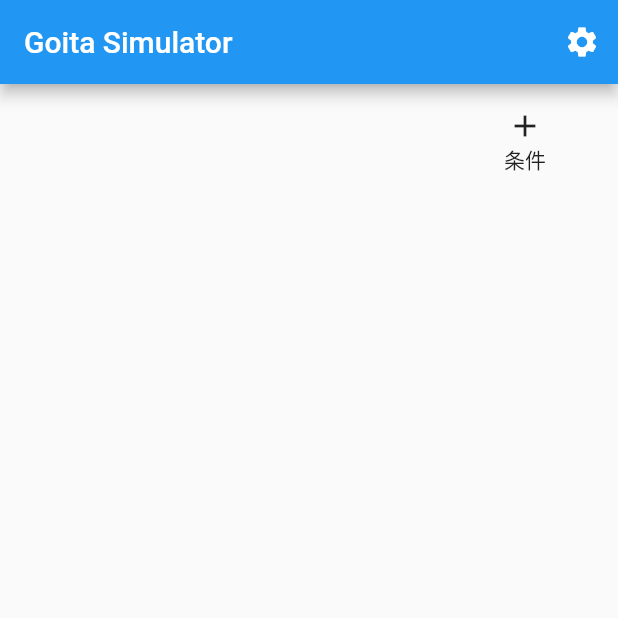
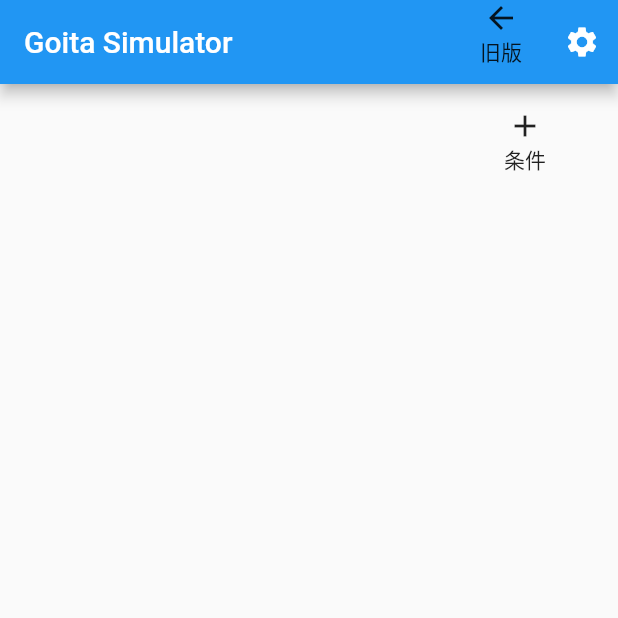
Before and after one commit to emaame/sim_goita, a Flutter app: the screen it shows after launch, after a tap on "Simulate", on a phone screen of 412 x 824 dp, the top half of it. Run offline on Flutter 3.47's test engine with Material 2 defaults, Android fonts, the light colour scheme and no system bars; our stand-ins replace shared_preferences; missing offline and left inert: dart:html, flutter_web.

Commit message:
remove unneccesary code

```diff
--- a/sim_goita/lib/main.dart
+++ b/sim_goita/lib/main.dart
@@ -1,4 +1,3 @@
-import 'dart:async';
 import 'dart:html';
 import 'dart:convert';
 import 'dart:typed_data';
@@ -27,24 +26,6 @@ final komaImages = {
 void main() async {
   await Storage.init();
   runApp(MyApp());
-}
-
-class ComputeParam {
-  int trials;
-  Iterable<Filter> filters;
-  ComputeParam(int newTrials, Iterable<Filter> newFilters) {
-    trials = newTrials;
-    filters = newFilters;
-  }
-  Map<String, dynamic> toJson() => {'trials': trials, 'filters': filters};
-}
-
-Future<List<Game>> simulate(ComputeParam args) async {
-  final trials = args.trials;
-  final filters = args.filters;
-  var iter = Iterable.generate(trials, (i) => Game());
-  filters.forEach((filter) => iter = iter.where(filter.testFunc));
-  return iter.toList();
 }
 
 class MainScreen extends StatelessWidget {
@@ -154,14 +135,11 @@ class RandomGoitaState extends State<RandomGoita> {
 
   bool shouldPrevDisabled() {
     if (_index <= 0) return true;
-    //if (_passed.isEmpty) return true;
     if (_passedCount <= 0) return true;
     return false;
   }
 
   bool shouldNextDisabled() {
-    //if (_passed.isEmpty) return true;
-    //if (_index >= _passed.length - 1) return true;
     if (_passedCount <= 0) return true;
     if (_index >= _passedCount - 1) return true;
     return false;
@@ -184,24 +162,6 @@ class RandomGoitaState extends State<RandomGoita> {
       setState(() {
         _simulating = true;
       });
-      final args =
-          ComputeParam(_trials, _filters.map((f) => f.clone()).toList());
-      /*
-    final now = DateTime.now();
-    final results = await simulate(args);
-    final time = DateTime.now().difference(now);
-    print("FW: " + time.toString());
-    setState(() {
-      _simulating = false;
-      _passed = results;
-      _sample = _passed[0];
-
-      final percent = 100.0 * _passed.length / _trials;
-      _resultText =
-          "${percent.toStringAsFixed(4)}% -- ${_passed.length} passed / $_trials tried (${time.inSeconds} sec.)";
-    });
-    */
-
       // WebWorker Version
       final nowWW = DateTime.now();
       final w = Worker("filter.js");
@@ -241,6 +201,15 @@ class RandomGoitaState extends State<RandomGoita> {
     return Scaffold(
         appBar: AppBar(title: Text('Goita Simulator'), actions: <Widget>[
           // action button
+          MaterialButton(
+            minWidth: 10.0,
+            /* minimize button */
+            materialTapTargetSize: MaterialTapTargetSize.shrinkWrap,
+            onPressed: () async {
+              window.location.replace('https://sim-goita-old.web.app/');
+            },
+            child:
+                Column(children: [Icon(Icons.arrow_back), Text("旧版", style: _font)])),
           IconButton(
             icon: Icon(Icons.settings),
             onPressed: () async {
--- a/sim_goita/lib/storage.dart
+++ b/sim_goita/lib/storage.dart
@@ -1,6 +1,5 @@
 library storage;
 import 'dart:html';
-import 'package:flutter_web/material.dart';
 
 const KEY_TRIALS = "trials";
 
```
